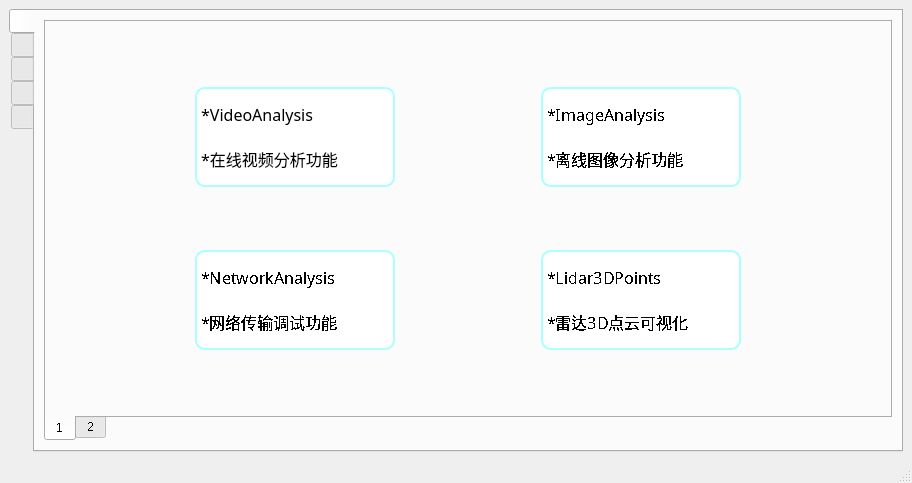
Old version of the form DesignerUI/Guide.ui in the repository Jun-red/ImageAnalysis.
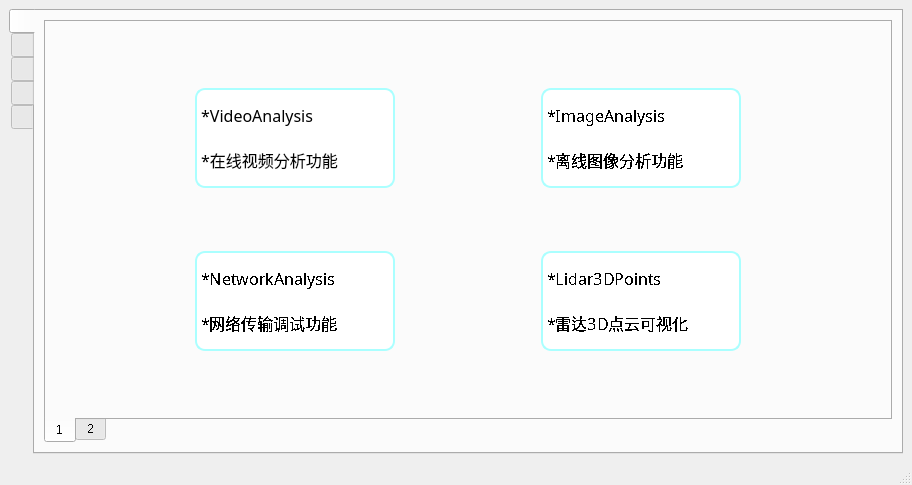
New version of the form. Icons and pictures are not drawn.

The edit to the form file:
```diff
--- a/DesignerUI/Guide.ui
+++ b/DesignerUI/Guide.ui
@@ -7,7 +7,7 @@
     <x>0</x>
     <y>0</y>
     <width>912</width>
-    <height>483</height>
+    <height>485</height>
    </rect>
   </property>
   <property name="sizePolicy">
```
Left out of the diff: 52 changed lines with no effect on the pictures.
